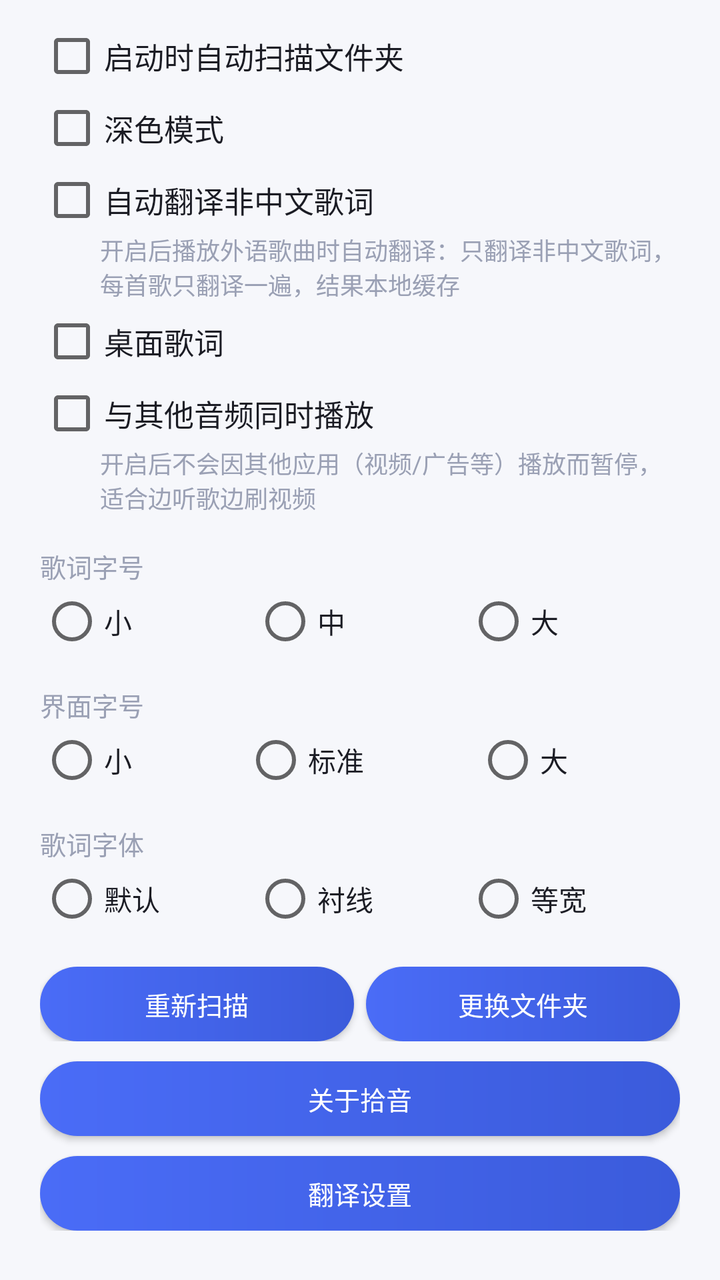
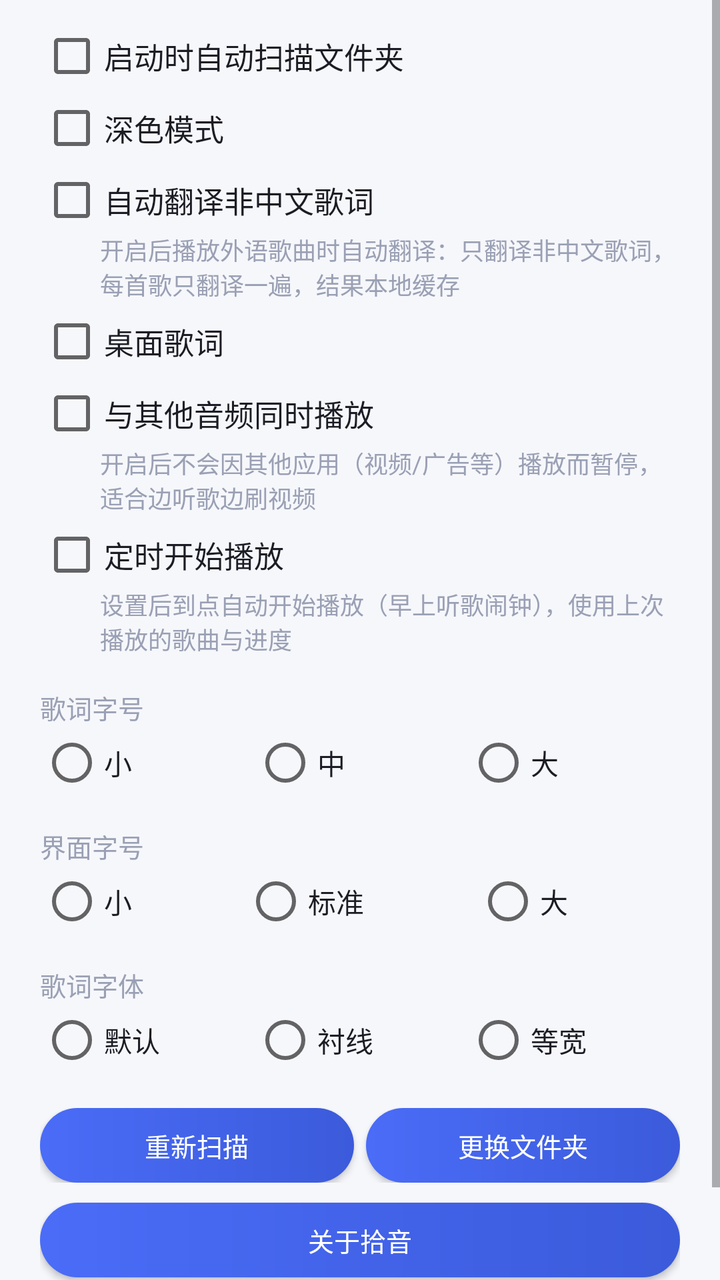

The first picture is an Android layout as it rendered before a commit; the second is the same layout after the commit. The layout source and the unified diff follow.
<!-- AndroidManifest.xml: application theme Theme.SubtitlePlayer -->
<!-- res/layout/settings_dialog.xml -->
<?xml version="1.0" encoding="utf-8"?>
<ScrollView xmlns:android="http://schemas.android.com/apk/res/android"
    android:layout_width="match_parent"
    android:layout_height="wrap_content">

    <LinearLayout
        android:layout_width="match_parent"
        android:layout_height="wrap_content"
        android:orientation="vertical"
        android:paddingStart="20dp"
        android:paddingEnd="20dp"
        android:paddingTop="12dp"
        android:paddingBottom="4dp">

        <CheckBox
            android:id="@+id/chkAutoScan"
            android:layout_width="match_parent"
            android:layout_height="wrap_content"
            android:text="@string/auto_scan"
            android:textColor="@color/text_primary"
            android:textSize="15sp" />

        <CheckBox
            android:id="@+id/chkDark"
            android:layout_width="match_parent"
            android:layout_height="wrap_content"
            android:layout_marginTop="4dp"
            android:text="@string/dark_mode"
            android:textColor="@color/text_primary"
            android:textSize="15sp" />

        <CheckBox
            android:id="@+id/chkAutoTrans"
            android:layout_width="match_parent"
            android:layout_height="wrap_content"
            android:layout_marginTop="4dp"
            android:text="@string/auto_trans"
            android:textColor="@color/text_primary"
            android:textSize="15sp" />

        <TextView
            android:layout_width="match_parent"
            android:layout_height="wrap_content"
            android:layout_marginStart="30dp"
            android:text="@string/auto_trans_hint"
            android:textColor="@color/text_hint"
            android:textSize="12sp" />

        <CheckBox
            android:id="@+id/chkDesktopLyrics"
            android:layout_width="match_parent"
            android:layout_height="wrap_content"
            android:layout_marginTop="4dp"
            android:text="@string/desktop_lyrics_label"
            android:textColor="@color/text_primary"
            android:textSize="15sp" />

        <LinearLayout
            android:id="@+id/lyricsGroup"
            android:layout_width="match_parent"
            android:layout_height="wrap_content"
            android:layout_marginStart="30dp"
            android:orientation="vertical"
            android:visibility="gone">

            <TextView
                android:layout_width="match_parent"
                android:layout_height="wrap_content"
                android:layout_marginTop="8dp"
                android:text="@string/desktop_lyrics_size_label"
                android:textColor="@color/text_hint"
                android:textSize="13sp" />

            <RadioGroup
                android:id="@+id/rgDesktopSize"
                android:layout_width="match_parent"
                android:layout_height="wrap_content"
                android:orientation="horizontal">

                <RadioButton
                    android:id="@+id/rbDesktopSizeS"
                    android:layout_width="wrap_content"
                    android:layout_height="wrap_content"
                    android:layout_weight="1"
                    android:tag="0"
                    android:text="@string/size_small"
                    android:textColor="@color/text_primary" />

                <RadioButton
                    android:id="@+id/rbDesktopSizeM"
                    android:layout_width="wrap_content"
                    android:layout_height="wrap_content"
                    android:layout_weight="1"
                    android:tag="1"
                    android:text="@string/size_medium"
                    android:textColor="@color/text_primary" />

                <RadioButton
                    android:id="@+id/rbDesktopSizeL"
                    android:layout_width="wrap_content"
                    android:layout_height="wrap_content"
                    android:layout_weight="1"
                    android:tag="2"
                    android:text="@string/size_large"
                    android:textColor="@color/text_primary" />
            </RadioGroup>

            <TextView
                android:layout_width="match_parent"
                android:layout_height="wrap_content"
                android:layout_marginTop="8dp"
                android:text="@string/desktop_lyrics_alpha_label"
                android:textColor="@color/text_hint"
                android:textSize="13sp" />

            <RadioGroup
                android:id="@+id/rgDesktopAlpha"
                android:layout_width="match_parent"
                android:layout_height="wrap_content"
                android:orientation="horizontal">

                <RadioButton
                    android:id="@+id/rbDesktopAlpha0"
                    android:layout_width="wrap_content"
                    android:layout_height="wrap_content"
                    android:layout_weight="1"
                    android:tag="0"
                    android:text="@string/desktop_lyrics_alpha_0"
                    android:textColor="@color/text_primary" />

                <RadioButton
                    android:id="@+id/rbDesktopAlpha1"
                    android:layout_width="wrap_content"
                    android:layout_height="wrap_content"
                    android:layout_weight="1"
                    android:tag="1"
                    android:text="@string/desktop_lyrics_alpha_1"
                    android:textColor="@color/text_primary" />

                <RadioButton
                    android:id="@+id/rbDesktopAlpha2"
                    android:layout_width="wrap_content"
                    android:layout_height="wrap_content"
                    android:layout_weight="1"
                    android:tag="2"
                    android:text="@string/desktop_lyrics_alpha_2"
                    android:textColor="@color/text_primary" />
            </RadioGroup>

            <CheckBox
                android:id="@+id/chkLyricsLocked"
                android:layout_width="match_parent"
                android:layout_height="wrap_content"
                android:layout_marginTop="4dp"
                android:text="@string/desktop_lyrics_locked"
                android:textColor="@color/text_primary"
                android:textSize="14sp" />
        </LinearLayout>

        <CheckBox
            android:id="@+id/chkMixAudio"
            android:layout_width="match_parent"
            android:layout_height="wrap_content"
            android:layout_marginTop="4dp"
            android:text="@string/mix_audio_label"
            android:textColor="@color/text_primary"
            android:textSize="15sp" />

        <TextView
            android:layout_width="match_parent"
            android:layout_height="wrap_content"
            android:layout_marginStart="30dp"
            android:text="@string/mix_audio_hint"
            android:textColor="@color/text_hint"
            android:textSize="12sp" />

        <TextView
            android:layout_width="match_parent"
            android:layout_height="wrap_content"
            android:layout_marginTop="16dp"
            android:text="@string/lyric_size_label"
            android:textColor="@color/text_hint"
            android:textSize="13sp" />

        <RadioGroup
            android:id="@+id/rgLyricSize"
            android:layout_width="match_parent"
            android:layout_height="wrap_content"
            android:layout_marginTop="2dp"
            android:orientation="horizontal">

            <RadioButton
                android:id="@+id/rbLyricSmall"
                android:layout_width="wrap_content"
                android:layout_height="wrap_content"
                android:layout_weight="1"
                android:tag="15"
                android:text="@string/size_small"
                android:textColor="@color/text_primary" />

            <RadioButton
                android:id="@+id/rbLyricMid"
                android:layout_width="wrap_content"
                android:layout_height="wrap_content"
                android:layout_weight="1"
                android:tag="18"
                android:text="@string/size_medium"
                android:textColor="@color/text_primary" />

            <RadioButton
                android:id="@+id/rbLyricLarge"
                android:layout_width="wrap_content"
                android:layout_height="wrap_content"
                android:layout_weight="1"
                android:tag="22"
                android:text="@string/size_large"
                android:textColor="@color/text_primary" />
        </RadioGroup>

        <TextView
            android:layout_width="match_parent"
            android:layout_height="wrap_content"
            android:layout_marginTop="16dp"
            android:text="@string/ui_size_label"
            android:textColor="@color/text_hint"
            android:textSize="13sp" />

        <RadioGroup
            android:id="@+id/rgUiSize"
            android:layout_width="match_parent"
            android:layout_height="wrap_content"
            android:layout_marginTop="2dp"
            android:orientation="horizontal">

            <RadioButton
                android:id="@+id/rbUiSmall"
                android:layout_width="wrap_content"
                android:layout_height="wrap_content"
                android:layout_weight="1"
                android:tag="13"
                android:text="@string/size_small"
                android:textColor="@color/text_primary" />

            <RadioButton
                android:id="@+id/rbUiStd"
                android:layout_width="wrap_content"
                android:layout_height="wrap_content"
                android:layout_weight="1"
                android:tag="15"
                android:text="@string/size_standard"
                android:textColor="@color/text_primary" />

            <RadioButton
                android:id="@+id/rbUiLarge"
                android:layout_width="wrap_content"
                android:layout_height="wrap_content"
                android:layout_weight="1"
                android:tag="17"
                android:text="@string/size_large"
                android:textColor="@color/text_primary" />
        </RadioGroup>

        <TextView
            android:layout_width="match_parent"
            android:layout_height="wrap_content"
            android:layout_marginTop="16dp"
            android:text="@string/lyric_font_label"
            android:textColor="@color/text_hint"
            android:textSize="13sp" />

        <RadioGroup
            android:id="@+id/rgFont"
            android:layout_width="match_parent"
            android:layout_height="wrap_content"
            android:layout_marginTop="2dp"
            android:orientation="horizontal">

            <RadioButton
                android:id="@+id/rbFontDefault"
                android:layout_width="wrap_content"
                android:layout_height="wrap_content"
                android:layout_weight="1"
                android:tag="0"
                android:text="@string/font_default"
                android:textColor="@color/text_primary" />

            <RadioButton
                android:id="@+id/rbFontSerif"
                android:layout_width="wrap_content"
                android:layout_height="wrap_content"
                android:layout_weight="1"
                android:tag="1"
                android:text="@string/font_serif"
                android:textColor="@color/text_primary" />

            <RadioButton
                android:id="@+id/rbFontMono"
                android:layout_width="wrap_content"
                android:layout_height="wrap_content"
                android:layout_weight="1"
                android:tag="2"
                android:text="@string/font_mono"
                android:textColor="@color/text_primary" />
        </RadioGroup>

        <LinearLayout
            android:layout_width="match_parent"
            android:layout_height="wrap_content"
            android:layout_marginTop="18dp"
            android:orientation="horizontal">

            <Button
                android:id="@+id/btnRescanNow"
                style="@style/BtnStyle"
                android:layout_width="0dp"
                android:layout_height="wrap_content"
                android:layout_marginEnd="6dp"
                android:layout_weight="1"
                android:text="@string/rescan" />

            <Button
                android:id="@+id/btnChangeFolder"
                style="@style/BtnStyle"
                android:layout_width="0dp"
                android:layout_height="wrap_content"
                android:layout_weight="1"
                android:text="@string/change_folder" />
        </LinearLayout>

        <Button
            android:id="@+id/btnAbout"
            style="@style/BtnStyle"
            android:layout_width="match_parent"
            android:layout_height="wrap_content"
            android:layout_marginTop="10dp"
            android:text="@string/about" />

        <Button
            android:id="@+id/btnTransSettings"
            style="@style/BtnStyle"
            android:layout_width="match_parent"
            android:layout_height="wrap_content"
            android:layout_marginTop="10dp"
            android:text="@string/trans_settings" />

    </LinearLayout>
</ScrollView>
<!-- resources referenced by this layout -->
<resources>
  <color name="text_hint">#9AA0B4</color>
  <color name="text_primary">#1B1C24</color>
  <string name="about">关于拾音</string>
  <string name="auto_scan">启动时自动扫描文件夹</string>
  <string name="auto_trans">自动翻译非中文歌词</string>
  <string name="auto_trans_hint">开启后播放外语歌曲时自动翻译：只翻译非中文歌词，每首歌只翻译一遍，结果本地缓存</string>
  <string name="change_folder">更换文件夹</string>
  <string name="dark_mode">深色模式</string>
  <string name="desktop_lyrics_alpha_0">不透明</string>
  <string name="desktop_lyrics_alpha_1">半透明</string>
  <string name="desktop_lyrics_alpha_2">更透明</string>
  <string name="desktop_lyrics_alpha_label">背景透明度</string>
  <string name="desktop_lyrics_label">桌面歌词</string>
  <string name="desktop_lyrics_locked">锁定位置（不可拖动）</string>
  <string name="desktop_lyrics_size_label">歌词字号</string>
  <string name="font_default">默认</string>
  <string name="font_mono">等宽</string>
  <string name="font_serif">衬线</string>
  <string name="lyric_font_label">歌词字体</string>
  <string name="lyric_size_label">歌词字号</string>
  <string name="mix_audio_hint">开启后不会因其他应用（视频/广告等）播放而暂停，适合边听歌边刷视频</string>
  <string name="mix_audio_label">与其他音频同时播放</string>
  <string name="rescan">重新扫描</string>
  <string name="size_large">大</string>
  <string name="size_medium">中</string>
  <string name="size_small">小</string>
  <string name="size_standard">标准</string>
  <string name="trans_settings">翻译设置</string>
  <string name="ui_size_label">界面字号</string>
  <style name="BtnStyle" parent="Widget.AppCompat.Button">
          <item name="android:background">@drawable/bg_button</item>
          <item name="android:textColor">@color/white</item>
          <item name="android:textAllCaps">false</item>
          <item name="android:textSize">13sp</item>
          <item name="android:minHeight">0dp</item>
          <item name="android:minWidth">0dp</item>
          <item name="android:insetTop">0dp</item>
          <item name="android:insetBottom">0dp</item>
          <item name="android:paddingTop">9dp</item>
          <item name="android:paddingBottom">9dp</item>
          <item name="android:paddingStart">10dp</item>
          <item name="android:paddingEnd">10dp</item>
      </style>
  <style name="Theme.SubtitlePlayer" parent="Theme.AppCompat.DayNight.NoActionBar">
          <item name="android:windowBackground">@color/bg</item>
          <item name="android:statusBarColor">@color/bg</item>
          <item name="android:navigationBarColor">@color/bg</item>
      </style>
  <!-- drawable bg_button (drawable) -->
  <?xml version="1.0" encoding="utf-8"?>
  <shape xmlns:android="http://schemas.android.com/apk/res/android"
      android:shape="rectangle">
      <corners android:radius="22dp" />
      <gradient
          android:angle="0"
          android:endColor="@color/accent_dark"
          android:startColor="@color/accent" />
  </shape>
  <color name="white">#FFFFFF</color>
  <color name="bg">#F6F7FB</color>
  <color name="accent_dark">#3B5BDB</color>
  <color name="accent">#4A6CF7</color>
</resources>

<!-- the commit's change to res/layout/settings_dialog.xml (unified diff, before → after) -->
@@ -174,6 +174,23 @@
             android:textColor="@color/text_hint"
             android:textSize="12sp" />
 
+        <CheckBox
+            android:id="@+id/chkAlarmPlay"
+            android:layout_width="match_parent"
+            android:layout_height="wrap_content"
+            android:layout_marginTop="4dp"
+            android:text="@string/alarm_play"
+            android:textColor="@color/text_primary"
+            android:textSize="15sp" />
+
+        <TextView
+            android:layout_width="match_parent"
+            android:layout_height="wrap_content"
+            android:layout_marginStart="30dp"
+            android:text="@string/alarm_play_hint"
+            android:textColor="@color/text_hint"
+            android:textSize="12sp" />
+
         <TextView
             android:layout_width="match_parent"
             android:layout_height="wrap_content"
<!-- resource entries referenced after the edit -->
@@ -3,6 +3,8 @@
   <color name="text_hint">#9AA0B4</color>
   <color name="text_primary">#1B1C24</color>
   <string name="about">关于拾音</string>
+  <string name="alarm_play">定时开始播放</string>
+  <string name="alarm_play_hint">设置后到点自动开始播放（早上听歌闹钟），使用上次播放的歌曲与进度</string>
   <string name="auto_scan">启动时自动扫描文件夹</string>
   <string name="auto_trans">自动翻译非中文歌词</string>
   <string name="auto_trans_hint">开启后播放外语歌曲时自动翻译：只翻译非中文歌词，每首歌只翻译一遍，结果本地缓存</string>
